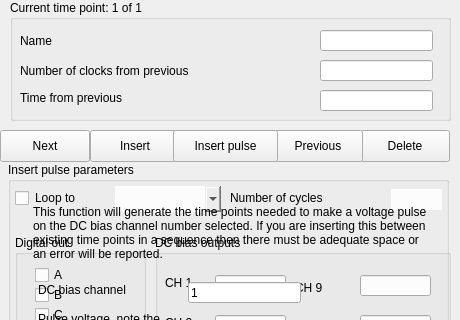
First picture: the form in pse.ui, repository MOBILionSystems/MIPS-app-MOBILion, before the edit; both pictures show x 0 to 460 and y 0 to 320 of the 460 by 610 pixel window.
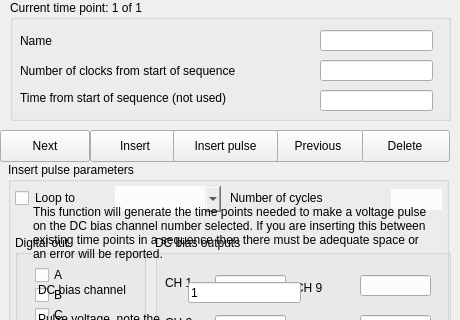
Second picture: the form after the edit.

Diff of the .ui file:
```diff
--- a/pse.ui
+++ b/pse.ui
@@ -61,7 +61,7 @@
      </rect>
     </property>
     <property name="text">
-     <string>Number of clocks from previous</string>
+     <string>Number of clocks from start of sequence</string>
     </property>
    </widget>
    <widget class="QLabel" name="label_3">
@@ -69,12 +69,12 @@
      <rect>
       <x>10</x>
       <y>85</y>
-      <width>211</width>
+      <width>276</width>
       <height>26</height>
      </rect>
     </property>
     <property name="text">
-     <string>Time from previous</string>
+     <string>Time from start of sequence (not used)</string>
     </property>
    </widget>
    <widget class="QLineEdit" name="leClocks">
```
